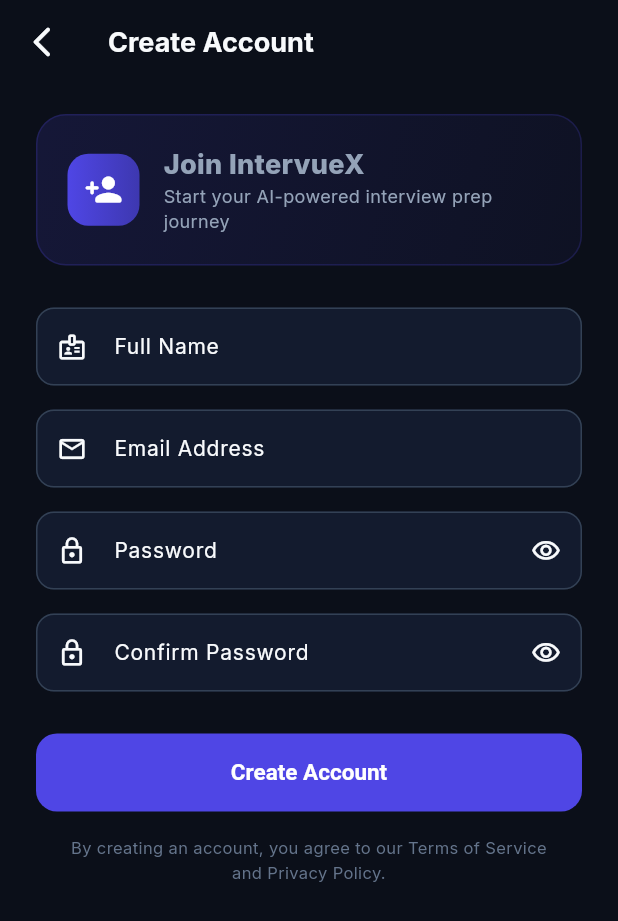
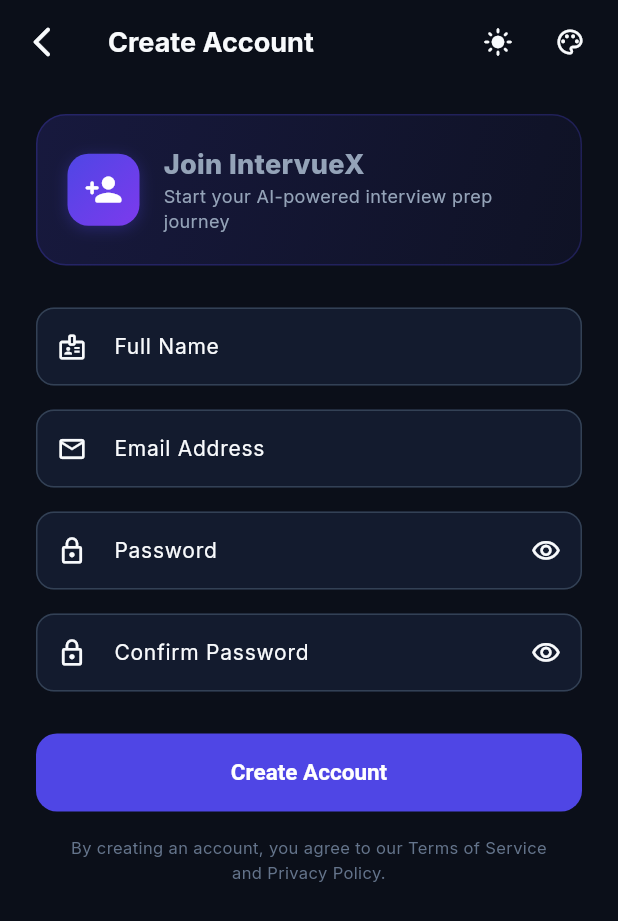
Before and after one commit to MAZPRO2003/IntervueX, a Flutter app: the RegisterScreen screen opened directly, on a phone screen of 412 x 824 dp. Shown: the top 921 px of the screen. Run offline on Flutter 3.47's test engine with Material 3 defaults, Android fonts, the phone set to English and light mode, and no system bars; our stand-ins replace cloud_firestore, dio, file_picker, firebase_auth, firebase_core, flutter_riverpod and 3 more; accounts and stored records are empty; network calls fail.

Commit message:
feat(auth): apply active theme mode & accent variant to Login and Sign Up screens with quick theme controls

```diff
--- a/intervuex_app/lib/presentation/views/auth/register_screen.dart
+++ b/intervuex_app/lib/presentation/views/auth/register_screen.dart
@@ -1,16 +1,18 @@
 import 'package:flutter/material.dart';
+import 'package:flutter_riverpod/flutter_riverpod.dart';
 import 'package:firebase_auth/firebase_auth.dart';
 import 'package:intervuex_app/core/theme/app_colors.dart';
 import 'package:intervuex_app/data/services/firebase_service.dart';
+import 'package:intervuex_app/presentation/providers/theme_provider.dart';
 
-class RegisterScreen extends StatefulWidget {
+class RegisterScreen extends ConsumerStatefulWidget {
   const RegisterScreen({super.key});
 
   @override
-  State<RegisterScreen> createState() => _RegisterScreenState();
+  ConsumerState<RegisterScreen> createState() => _RegisterScreenState();
 }
 
-class _RegisterScreenState extends State<RegisterScreen> {
+class _RegisterScreenState extends ConsumerState<RegisterScreen> {
   final _formKey = GlobalKey<FormState>();
   final _nameCtrl = TextEditingController();
   final _emailCtrl = TextEditingController();
@@ -74,7 +76,8 @@
   @override
   Widget build(BuildContext context) {
     final isDark = Theme.of(context).brightness == Brightness.dark;
-    final primary = Theme.of(context).colorScheme.primary;
+    final variant = ref.watch(themeVariantProvider);
+    final primary = variant.primary;
 
     return Scaffold(
       appBar: AppBar(
@@ -84,6 +87,57 @@
           icon: const Icon(Icons.arrow_back_ios_new_rounded),
           onPressed: () => Navigator.pop(context),
         ),
+        actions: [
+          IconButton(
+            icon: Icon(
+              isDark ? Icons.light_mode_rounded : Icons.dark_mode_rounded,
+              size: 20,
+            ),
+            tooltip: isDark ? 'Switch to Light Mode' : 'Switch to Dark Mode',
+            onPressed: () {
+              ref.read(themeModeProvider.notifier).setThemeMode(
+                    isDark ? ThemeMode.light : ThemeMode.dark,
+                  );
+            },
+          ),
+          PopupMenuButton<AppThemeVariant>(
+            icon: const Icon(Icons.palette_outlined, size: 20),
+            tooltip: 'Change Accent Theme',
+            onSelected: (v) {
+              ref.read(themeVariantProvider.notifier).setVariant(v);
+            },
+            itemBuilder: (context) => AppThemeVariant.values.map((v) {
+              return PopupMenuItem<AppThemeVariant>(
+                value: v,
+                child: Row(
+                  children: [
+                    Container(
+                      width: 14,
+                      height: 14,
+                      decoration: BoxDecoration(
+                        color: v.primary,
+                        shape: BoxShape.circle,
+                      ),
+                    ),
+                    const SizedBox(width: 10),
+                    Text(
+                      v.displayName,
+                      style: TextStyle(
+                        fontWeight:
+                            v == variant ? FontWeight.bold : FontWeight.normal,
+                      ),
+                    ),
+                    if (v == variant) ...[
+                      const SizedBox(width: 8),
+                      Icon(Icons.check, size: 16, color: v.primary),
+                    ],
+                  ],
+                ),
+              );
+            }).toList(),
+          ),
+          const SizedBox(width: 8),
+        ],
       ),
       body: SafeArea(
         child: SingleChildScrollView(
@@ -99,14 +153,14 @@
                   decoration: BoxDecoration(
                     gradient: LinearGradient(
                       colors: [
-                        primary.withOpacity(0.15),
-                        primary.withOpacity(0.05),
+                        primary.withOpacity(0.18),
+                        primary.withOpacity(0.06),
                       ],
                       begin: Alignment.topLeft,
                       end: Alignment.bottomRight,
                     ),
                     borderRadius: BorderRadius.circular(20),
-                    border: Border.all(color: primary.withOpacity(0.2)),
+                    border: Border.all(color: primary.withOpacity(0.25)),
                   ),
                   child: Row(
                     children: [
@@ -114,10 +168,15 @@
                         width: 48,
                         height: 48,
                         decoration: BoxDecoration(
-                          gradient: LinearGradient(
-                            colors: [primary, primary.withOpacity(0.7)],
-                          ),
+                          gradient: variant.gradient,
                           borderRadius: BorderRadius.circular(14),
+                          boxShadow: [
+                            BoxShadow(
+                              color: primary.withOpacity(0.3),
+                              blurRadius: 8,
+                              offset: const Offset(0, 2),
+                            ),
+                          ],
                         ),
                         child: const Icon(Icons.person_add_rounded,
                             color: Colors.white, size: 26),
```
Also changed, not shown: intervuex_app/lib/presentation/views/auth/login_screen.dart (+82 -12 lines).
